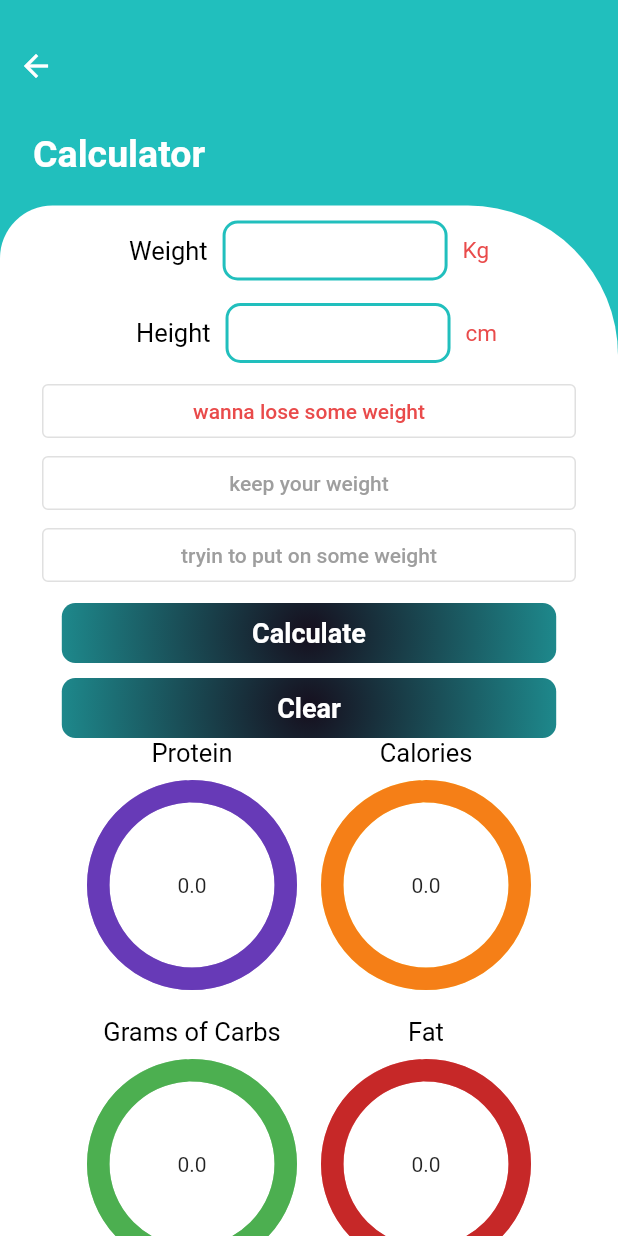
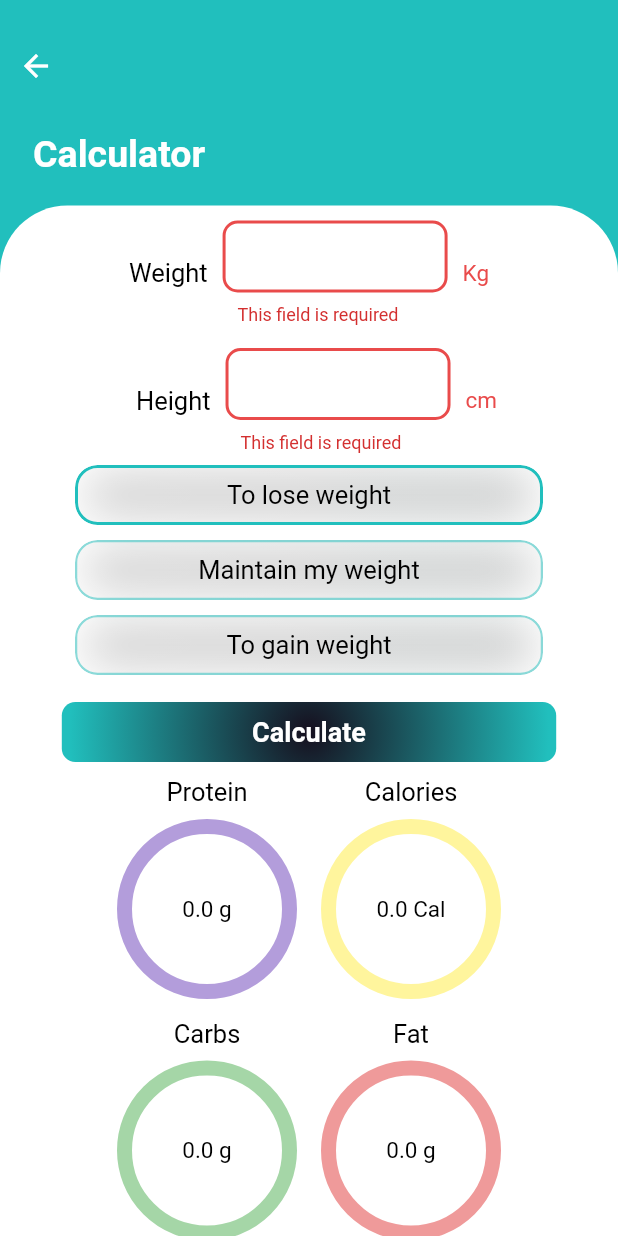
Before and after one commit to shaker113/Nutrition, a Flutter app: the DailyNeedCalculator screen opened directly, after a tap on "Calculate", on a phone screen of 412 x 824 dp. Run offline on Flutter 3.47's test engine with Material 2 defaults, Android fonts, the phone set to English and light mode, and no system bars; drawn by our look-alikes of percent_indicator; our stand-ins replace cloud_firestore, firebase_auth, firebase_core, firebase_storage, google_sign_in, image_picker and 3 more; missing offline and left inert: dart:ffi; accounts and stored records are empty; project files that could hold a hidden picture were left out.

Commit message:
fix some bugs and styling

```diff
--- a/lib/data/textStyle.dart
+++ b/lib/data/textStyle.dart
@@ -2,54 +2,54 @@ import 'package:fina/data/colors.dart';
 import 'package:flutter/material.dart';
 
 TextTheme customTextStyle = TextTheme(
-    labelSmall: TextStyle(
+    labelSmall: const TextStyle(
       color: Colors.white,
       fontSize: 17,
       fontWeight: FontWeight.w500,
     ),
-    labelMedium: TextStyle(
+    labelMedium: const TextStyle(
       color: Colors.white,
       fontSize: 18,
       fontWeight: FontWeight.w600,
     ),
-    headlineLarge: TextStyle(
+    headlineLarge: const TextStyle(
       fontSize: 25,
       color: Colors.white,
       fontWeight: FontWeight.bold,
     ),
-    headlineMedium: TextStyle(
+    headlineMedium: const TextStyle(
       fontSize: 20,
       color: Colors.white,
       fontWeight: FontWeight.w600,
     ),
-    bodySmall: TextStyle(
+    bodySmall: const TextStyle(
       fontSize: 17,
       fontWeight: FontWeight.bold,
     ),
-    bodyMedium: TextStyle(
+    bodyMedium: const TextStyle(
       fontSize: 14,
       color: Colors.black,
     ),
-    bodyLarge: TextStyle(
+    bodyLarge: const TextStyle(
       fontSize: 12,
       color: Colors.black,
     ),
-    displaySmall: TextStyle(
+    displaySmall: const TextStyle(
       fontSize: 15,
       color: Colors.black,
       fontWeight: FontWeight.w400,
     ),
-    titleLarge: TextStyle(
+    titleLarge: const TextStyle(
       fontSize: 25,
       color: Colors.white,
       fontWeight: FontWeight.w500,
     ),
-    titleMedium: TextStyle(
+    titleMedium: const TextStyle(
       color: Colors.black,
       fontSize: 17,
       fontWeight: FontWeight.w300,
     ),
-    headlineSmall: TextStyle(
+    headlineSmall: const TextStyle(
       color: Colors.black,
       fontSize: 17,
       fontWeight: FontWeight.w400,
--- a/lib/models/validation.dart
+++ b/lib/models/validation.dart
@@ -35,3 +35,10 @@ String? emailValidator(String? p0) {
   }
   return null;
 }
+
+String? WightValidator(String? p0) {
+  if (p0!.isEmpty) {
+    return "This field is required";
+  }
+  return null;
+}
--- a/lib/screens/dailyNeedCalculator.dart
+++ b/lib/screens/dailyNeedCalculator.dart
@@ -1,10 +1,15 @@
+import 'dart:ffi';
+
 import 'package:fina/data/data.dart';
+import 'package:fina/models/validation.dart';
 import 'package:fina/widgets/BluetextField.dart';
 import 'package:fina/widgets/buttons/back_button.dart';
 import 'package:fina/widgets/buttons/gradiantButton.dart';
 import 'package:fina/widgets/spacing.dart';
+import 'package:fina/widgets/widgets.dart';
 import 'package:flutter/material.dart';
 import 'package:fina/widgets/circular_indicator.dart';
+import 'package:flutter/services.dart';
 
 class DailyNeedCalculator extends StatefulWidget {
   @override
@@ -29,11 +34,7 @@ class _DailyNeedCalculator extends State<DailyNeedCalculator> {
 
   int groupValue = 1;
 
-  List<String> lst = [
-    'wanna lose some weight',
-    'keep your weight',
-    'tryin to put on some weight'
-  ];
+  List<String> lst = ['To lose weight', 'Maintain my weight', 'To gain weight'];
   int selectedIndex = 0;
   bool animationtrue = false;
 
@@ -67,7 +68,6 @@ class _DailyNeedCalculator extends State<DailyNeedCalculator> {
     if (184 < height && 189 >= height) {
       calHeight = calorieCal;
     }
-
     if (selectedIndex == 0) {
       calUsingRadio = calHeight - 737;
     }
@@ -88,7 +88,6 @@ class _DailyNeedCalculator extends State<DailyNeedCalculator> {
     calCarb = calUsingRadio - calProtienplusscalFat;
 
     carbCalcul = calCarb / 4;
-    animationtrue = true;
     setState(() {
       calUsingRadio;
       proteinCalcul;
@@ -117,18 +116,16 @@ class _DailyNeedCalculator extends State<DailyNeedCalculator> {
   }
 
   Widget customRadio(String txt, int index) {
-    return OutlinedButton(
-      onPressed: () => changeIndex(index),
-      child: Align(
-        alignment: Alignment.center,
-        child: Text(
-          txt,
-          style: TextStyle(
-              color: selectedIndex == index ? customRed : Colors.grey),
-        ),
-      ),
+    return GlassButton(
+      isSelected: selectedIndex == index,
+      height: 40,
+      width: screenWidth! - 100,
+      theText: txt,
+      theFunction: () => changeIndex(index),
     );
   }
+
+  GlobalKey<FormState> myFormKey = GlobalKey();
 
   @override
   Widget build(BuildContext context) {
@@ -164,10 +161,12 @@ class _DailyNeedCalculator extends State<DailyNeedCalculator> {
                   decoration: const BoxDecoration(
                     color: Colors.white,
                     borderRadius: BorderRadius.only(
-                      topLeft: Radius.circular(35),
-                      topRight: Radius.circular(100),
+                      topLeft: Radius.circular(45),
+                      topRight: Radius.circular(45),
                     ),
                   ),
+                  child: Form(
+                    key: myFormKey,
                     child: Padding(
                       padding: const EdgeInsets.symmetric(horizontal: 20),
                       child: SingleChildScrollView(
@@ -184,14 +183,20 @@ class _DailyNeedCalculator extends State<DailyNeedCalculator> {
                                   style: customTextStyle.headlineSmall,
                                 ),
                                 Padding(
-                                padding:
-                                    const EdgeInsets.symmetric(horizontal: 10),
+                                  padding: const EdgeInsets.symmetric(
+                                      horizontal: 10),
                                   child: SizedBox(
                                     width: 150,
-                                  height: 40,
                                     child: CustomTextfieldBlue(
                                       theController: weightController,
-                                      label: ""),
+                                      label: "",
+                                      validator: (p0) => WightValidator(p0),
+                                      theFormater: [
+                                        FilteringTextInputFormatter.allow(
+                                          RegExp(r'^\d+\.?\d{0,2}'),
+                                        ),
+                                      ],
+                                    ),
                                   ),
                                 ),
                                 Text(
@@ -207,8 +212,8 @@ class _DailyNeedCalculator extends State<DailyNeedCalculator> {
                               mainAxisAlignment: MainAxisAlignment.center,
                               children: [
                                 Padding(
-                                padding:
-                                    const EdgeInsets.symmetric(horizontal: 10),
+                                  padding: const EdgeInsets.symmetric(
+                                      horizontal: 10),
                                   child: Text(
                                     'Height',
                                     style: customTextStyle.headlineSmall,
@@ -216,9 +221,16 @@ class _DailyNeedCalculator extends State<DailyNeedCalculator> {
                                 ),
                                 SizedBox(
                                   width: 150,
-                                height: 40,
                                   child: CustomTextfieldBlue(
-                                    theController: heightController, label: ""),
+                                    theController: heightController,
+                                    label: "",
+                                    validator: (p0) => WightValidator(p0),
+                                    theFormater: [
+                                      FilteringTextInputFormatter.allow(
+                                        RegExp(r'^\d+\.?\d{0,2}'),
+                                      ),
+                                    ],
+                                  ),
                                 ),
                                 Padding(
                                   padding: const EdgeInsets.only(left: 10),
@@ -234,18 +246,28 @@ class _DailyNeedCalculator extends State<DailyNeedCalculator> {
                               child: Column(
                                 children: <Widget>[
                                   customRadio(lst[0], 0),
+                                  addVerticalSpace(10),
                                   customRadio(lst[1], 1),
+                                  addVerticalSpace(10),
                                   customRadio(lst[2], 2)
                                 ],
                               ),
                             ),
+                            addVerticalSpace(10),
                             GradientButton(
                               theText: 'Calculate',
-                            theFunction: plussMethod,
+                              theFunction: () {
+                                if (myFormKey.currentState!.validate()) {
+                                  plussMethod();
+                                }
+                              },
                             ),
                             addVerticalSpace(10),
-                          GradientButton(
-                              theFunction: clearEverything, theText: "Clear"),
+                            calUsingRadio != 0
+                                ? GradientButton(
+                                    theFunction: clearEverything,
+                                    theText: "Clear")
+                                : const SizedBox(),
                             Row(
                               mainAxisAlignment: MainAxisAlignment.center,
                               children: [
@@ -256,15 +278,14 @@ class _DailyNeedCalculator extends State<DailyNeedCalculator> {
                                       style: customTextStyle.headlineSmall,
                                     ),
                                     Circularindicator(
-                                      animationTrue: animationtrue,
+                                        isUsed:
+                                            proteinCalcul != 0 ? true : false,
                                         backGroundColor:
                                             Colors.deepPurple.shade200,
                                         progressColors: Colors.deepPurple,
                                         textInside:
-                                          proteinCalcul.toStringAsFixed(1)),
-                                  const SizedBox(
-                                    height: 10,
-                                  ),
+                                            "${proteinCalcul.toStringAsFixed(1)} g"),
+                                    addVerticalSpace(5),
                                   ],
                                 ),
                                 Column(
@@ -274,14 +295,13 @@ class _DailyNeedCalculator extends State<DailyNeedCalculator> {
                                       style: customTextStyle.headlineSmall,
                                     ),
                                     Circularindicator(
-                                      animationTrue: animationtrue,
+                                        isUsed:
+                                            calUsingRadio != 0 ? true : false,
                                         backGroundColor: Colors.yellow.shade200,
                                         progressColors: Colors.yellow.shade900,
                                         textInside:
-                                          calUsingRadio.toStringAsFixed(1)),
-                                  const SizedBox(
-                                    height: 10,
-                                  ),
+                                            "${calUsingRadio.toStringAsFixed(1)} Cal"),
+                                    addVerticalSpace(5),
                                   ],
                                 ),
                               ],
@@ -293,17 +313,15 @@ class _DailyNeedCalculator extends State<DailyNeedCalculator> {
                                   children: [
                                     Text(
                                       style: customTextStyle.headlineSmall,
-                                    'Grams of Carbs',
+                                      'Carbs',
                                     ),
                                     Circularindicator(
-                                      animationTrue: animationtrue,
+                                        isUsed: carbCalcul != 0 ? true : false,
                                         backGroundColor: Colors.green.shade200,
                                         progressColors: Colors.green,
                                         textInside:
-                                          carbCalcul.toStringAsFixed(1)),
-                                  const SizedBox(
-                                    height: 10,
-                                  ),
+                                            "${carbCalcul.toStringAsFixed(1)} g"),
+                                    addVerticalSpace(5),
                                   ],
                                 ),
                                 Column(
@@ -313,18 +331,18 @@ class _DailyNeedCalculator extends State<DailyNeedCalculator> {
                                       style: customTextStyle.headlineSmall,
                                     ),
                                     Circularindicator(
-                                      animationTrue: animationtrue,
+                                      isUsed: fat != 0 ? true : false,
                                       backGroundColor: Colors.red.shade200,
                                       progressColors: Colors.red.shade800,
-                                      textInside: fat.toStringAsFixed(1)),
-                                  const SizedBox(
-                                    height: 10,
+                                      textInside: "${fat.toStringAsFixed(1)} g",
+                                    ),
+                                    addVerticalSpace(5),
+                                  ],
                                 ),
                               ],
                             ),
                           ],
                         ),
-                        ],
                       ),
                     ),
                   ),
--- a/lib/screens/details_Page.dart
+++ b/lib/screens/details_Page.dart
@@ -128,9 +128,9 @@ class _Details_PageState extends State<Details_Page> {
                               "${double.parse(widget.calories) * itemCount} ",
                               style: TextStyle(fontSize: 20, color: customRed),
                             ),
-                            Text(
+                            const Text(
                               "Cal",
-                              style: const TextStyle(fontSize: 20),
+                              style: TextStyle(fontSize: 20),
                             ),
                           ],
                         ),
@@ -223,33 +223,36 @@ class _Details_PageState extends State<Details_Page> {
                           addHorizantalSpace(15),
                           buildInfoCard(
                               cardTiltle: 'PROTEIN',
-                              info:
-                                  "${double.parse(widget.protein) * itemCount}",
-                              unit:"g",
+                              info: (double.parse(widget.protein) * itemCount)
+                                  .toStringAsFixed(1),
+                              unit: "g",
                               imagePath: proteinIcon),
                           addHorizantalSpace(15),
                           buildInfoCard(
                               cardTiltle: 'FIBERS',
-                              info:
-                                  "${double.parse(widget.fibers) * itemCount}",
+                              info: (double.parse(widget.fibers) * itemCount)
+                                  .toStringAsFixed(1),
                               unit: "g",
                               imagePath: fibersIcon),
                           addHorizantalSpace(15),
                           buildInfoCard(
                               cardTiltle: 'CARBS',
-                              info: "${double.parse(widget.carbs) * itemCount}",
+                              info: (double.parse(widget.carbs) * itemCount)
+                                  .toStringAsFixed(1),
                               unit: "g",
                               imagePath: carbsIcon),
                           addHorizantalSpace(15),
                           buildInfoCard(
                               cardTiltle: 'FATS',
-                              info: "${double.parse(widget.fat) * itemCount}",
+                              info: (double.parse(widget.fat) * itemCount)
+                                  .toStringAsFixed(1),
                               unit: "g",
                               imagePath: fatsIcon),
                           addHorizantalSpace(15),
                           buildInfoCard(
                               cardTiltle: 'SUGER',
-                              info: "${double.parse(widget.suger) * itemCount}",
+                              info: (double.parse(widget.suger) * itemCount)
+                                  .toStringAsFixed(1),
                               unit: "g",
                               imagePath: sugarIcon),
                         ],
--- a/lib/screens/login.dart
+++ b/lib/screens/login.dart
@@ -155,6 +155,7 @@ class _LogInState extends State<LogIn> {
       Navigator.pushNamed(context, "homepage");
 
       CustomSnakBar("signed in successfully", context);
+      checkRole();
     } on FirebaseAuthException catch (e) {
       CustomSnakBar(e.message, context);
     }
--- a/lib/widgets/BluetextField.dart
+++ b/lib/widgets/BluetextField.dart
@@ -10,7 +10,7 @@ class CustomTextfieldBlue extends StatefulWidget {
   final FocusNode? myFocusNode;
   final int? maxLines;
 
-  CustomTextfieldBlue(
+  const CustomTextfieldBlue(
       {super.key,
       this.validator,
       this.theFormater,
@@ -49,6 +49,14 @@ class _CustomTextfieldBlueState extends State<CustomTextfieldBlue> {
           borderSide: BorderSide(color: backgrounColor, width: 2),
           borderRadius: BorderRadius.circular(10),
         ),
+        errorBorder: OutlineInputBorder(
+          borderSide: BorderSide(color: customRed, width: 2),
+          borderRadius: BorderRadius.circular(10),
+        ),
+        focusedErrorBorder: OutlineInputBorder(
+          borderSide: BorderSide(color: customRed, width: 2),
+          borderRadius: BorderRadius.circular(10),
+        ),
       ),
     );
   }
--- a/lib/widgets/buttons/glass_Button.dart
+++ b/lib/widgets/buttons/glass_Button.dart
@@ -49,6 +49,7 @@ class _GlassButtonState extends State<GlassButton> {
                 colors: [
                   Colors.white.withOpacity(isPressed ? 0.15 : 0.4),
                   Colors.white.withOpacity(isPressed ? 0.05 : 0.1),
+                  backgrounColor.withOpacity(isPressed ? 0 : 0.7),
                 ],
                 begin: Alignment.topLeft,
                 end: Alignment.bottomRight,
@@ -57,13 +58,13 @@ class _GlassButtonState extends State<GlassButton> {
               border: Border.all(
                 width: widget.isSelected ?? false ? 2 : 1.5,
                 color: widget.isSelected ?? false
-                    ? Colors.green
-                    : Colors.white.withOpacity(isPressed ? 0.15 : 0.5),
+                    ? backgrounColor
+                    : backgrounColor.withOpacity(isPressed ? 0.5 : 0.7),
               ),
             ),
             child: Text(
               widget.theText,
-              style: customTextStyle.labelSmall,
+              style: customTextStyle.headlineSmall,
             ),
           ),
         ),
--- a/lib/widgets/buttons/gradiantButton.dart
+++ b/lib/widgets/buttons/gradiantButton.dart
@@ -9,7 +9,7 @@ class GradientButton extends StatelessWidget {
 
   @override
   Widget build(BuildContext context) {
-     double screenWidth =MediaQuery.of(context).size.width;
+    double screenWidth = MediaQuery.of(context).size.width;
     return Container(
       alignment: Alignment.center,
       width: screenWidth * 0.8,
@@ -20,7 +20,7 @@ class GradientButton extends StatelessWidget {
         //   color: backgrounColor2.withOpacity(0.1),
         // ),
         gradient: RadialGradient(
-          radius: 6,
+          radius: 4,
           center: Alignment.center,
           colors: [buttonsColor, backgrounColor],
         ),
--- a/lib/widgets/circular_indicator.dart
+++ b/lib/widgets/circular_indicator.dart
@@ -1,3 +1,4 @@
+import 'package:fina/data/data.dart';
 import 'package:flutter/material.dart';
 import 'package:percent_indicator/circular_percent_indicator.dart';
 
@@ -5,28 +6,31 @@ class Circularindicator extends StatelessWidget {
   final String textInside;
   final Color progressColors;
   final Color backGroundColor;
-  final bool animationTrue;
+  final bool isUsed;
 
   Circularindicator(
       {required this.progressColors,
       required this.textInside,
       required this.backGroundColor,
-      required this.animationTrue});
+      required this.isUsed});
 
   @override
   Widget build(BuildContext context) {
     return Padding(
       padding: const EdgeInsets.all(8.0),
       child: CircularPercentIndicator(
-        animation: animationTrue,
+        animation: true,
         animationDuration: 500,
-        radius: 70,
-        lineWidth: 15,
-        percent: .99,
+        radius: 60,
+        lineWidth: 10,
+        percent: isUsed ? 1 : 0,
         progressColor: progressColors,
         backgroundColor: backGroundColor,
         circularStrokeCap: CircularStrokeCap.round,
-        center: Text(textInside),
+        center: Text(
+          textInside,
+          style: customTextStyle.displaySmall,
+        ),
       ),
     );
   }
```
Lines whose indentation alone changed are shown as unchanged.
